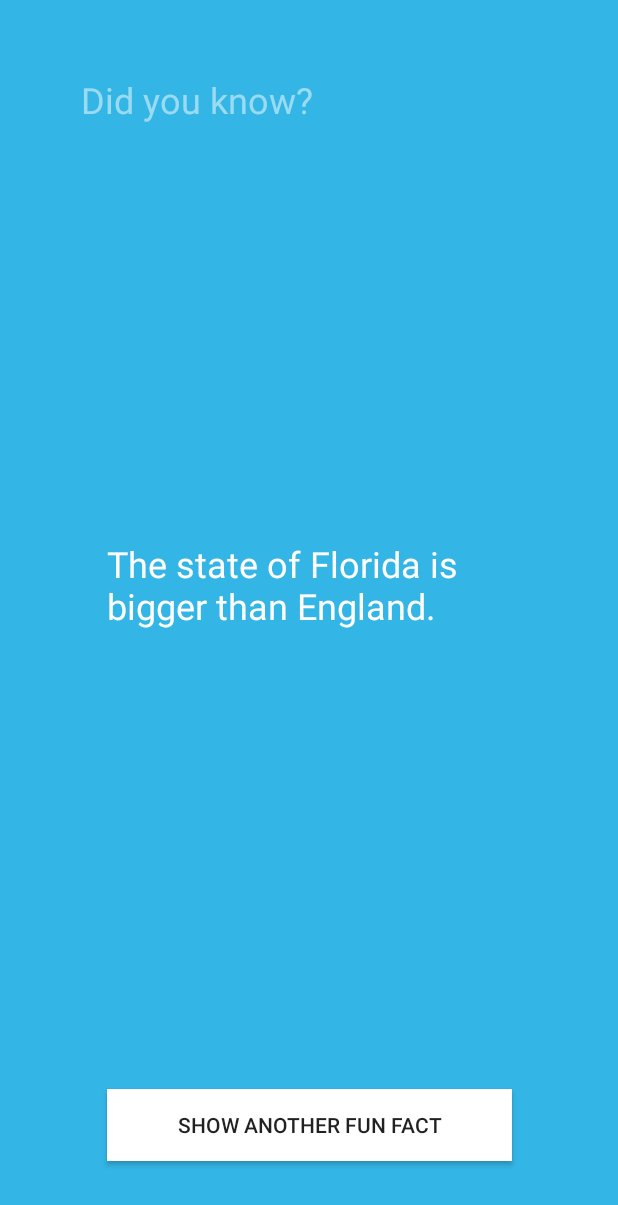
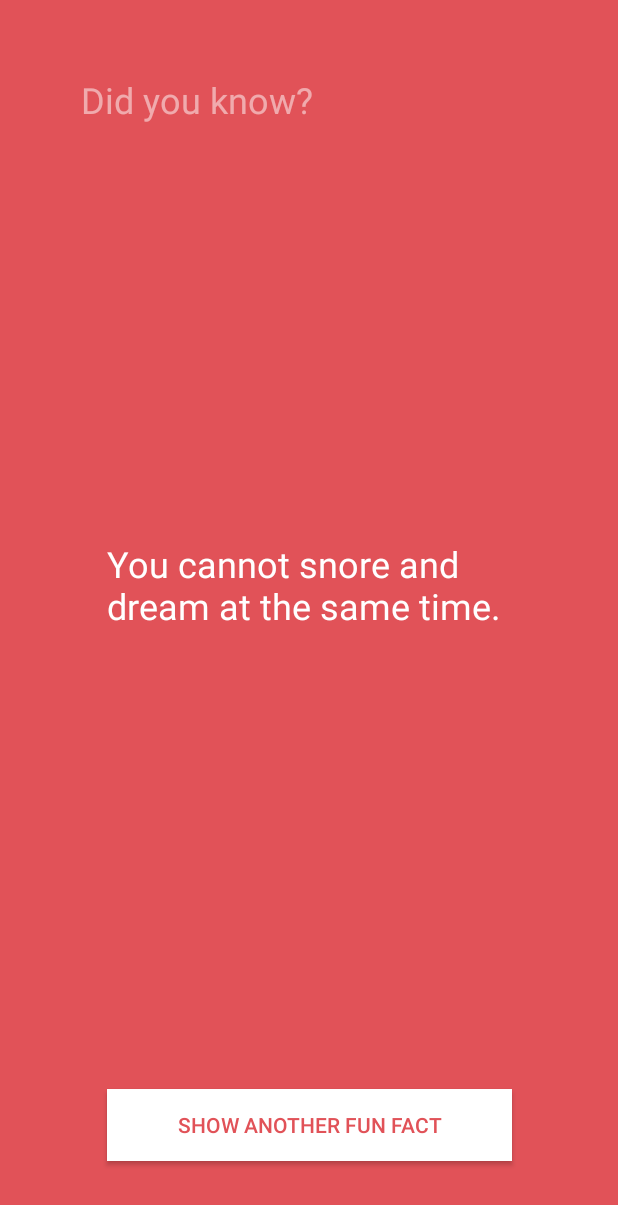
Before and after one commit to asamisellah/FunFact_Android_App, an Android app: the screen it shows after launch (FunFactsActivity), after a tap on "SHOW ANOTHER FUN FACT", on a phone screen of 412 x 824 dp. Shown: the top 1205 px of the screen. Run offline under Robolectric (Android 15) with nearby library versions, the phone set to English and light mode, and no system bars.

Commit message:
Created FactBook and ColorWheel classes

```diff
--- /dev/null
+++ b/app/src/main/java/com/example/user/funfacts/ColorWheel.java
@@ -0,0 +1,37 @@
+package com.example.user.funfacts;
+
+
+import android.graphics.Color;
+
+import java.util.Random;
+
+public class ColorWheel {
+    // Properties
+    private String[] mColors = {
+            "#39add1", // light blue
+            "#3079ab", // dark blue
+            "#c25975", // mauve
+            "#e15258", // red
+            "#f9845b", // orange
+            "#838cc7", // lavender
+            "#7d669e", // purple
+            "#53bbb4", // aqua
+            "#51b46d", // green
+            "#e0ab18", // mustard
+            "#637a91", // dark gray
+            "#f092b0", // pink
+            "#b7c0c7"  // light gray
+    };
+
+    // Methods
+    public int getColor(){
+        // Randomly select a fact
+        Random randomGenerator = new Random();
+        int randomNum = randomGenerator.nextInt(mColors.length);
+
+        String color = mColors[randomNum];
+        int colorAsInt = Color.parseColor(color);
+
+        return colorAsInt;
+    }
+}
--- /dev/null
+++ b/app/src/main/java/com/example/user/funfacts/FactBook.java
@@ -0,0 +1,30 @@
+package com.example.user.funfacts;
+
+import java.util.Random;
+
+public class FactBook {
+    // Properties
+    private String[] mFacts = {
+            "Coca-Cola would be green if coloring was not added to it.",
+            "Ostriches can run faster than horses.",
+            "Olympic gold medals are actually made mostly of silver.",
+            "You are born with 300 bones, by the time you are an adult you will have up 206.",
+            "Bubble wrap was originally designed to be used as wallpaper.",
+            "Some bamboo plants can grow almost a metre in one day.",
+            "You cannot snore and dream at the same time.",
+            "Driving the Kenyan way means fitting 19 people in a 9 passenger van.",
+            "On average, it takes 66 days to form a new habit.",
+            "Mammoths still walked on earth when the Great Pyramid was being built."};
+
+    // Methods
+    public String getFact(){
+        // Randomly select a fact
+        Random randomGenerator = new Random();
+        int randomNum = randomGenerator.nextInt(mFacts.length);
+
+        String fact = mFacts[randomNum];
+
+        return fact;
+    }
+
+}
--- a/app/src/main/java/com/example/user/funfacts/FunFactsActivity.java
+++ b/app/src/main/java/com/example/user/funfacts/FunFactsActivity.java
@@ -1,5 +1,7 @@
 package com.example.user.funfacts;
 
+import android.graphics.Color;
+import android.support.constraint.ConstraintLayout;
 import android.support.v7.app.AppCompatActivity;
 import android.os.Bundle;
 import android.view.View;
@@ -9,9 +11,13 @@ import android.widget.TextView;
 import java.util.Random;
 
 public class FunFactsActivity extends AppCompatActivity {
+    private FactBook mFactBook = new FactBook();
+    private ColorWheel mColorWheel = new ColorWheel();
+
     // Declare our view variables
     private TextView mFactTextView;
     private Button mShowFactButton;
+    private ConstraintLayout mConstraintLayout;
 
     @Override
     protected void onCreate(Bundle savedInstanceState) {
@@ -22,31 +28,20 @@ public class FunFactsActivity extends AppCompatActivity {
         // Assign the Views from the Layout File to the Corresponding Variables
         mFactTextView = findViewById(R.id.factTextView);
         mShowFactButton = findViewById(R.id.showFactButton);
+        mConstraintLayout = findViewById(R.id.constarintLayout);
 
         View.OnClickListener listener = new View.OnClickListener() {
             @Override
             public void onClick(View view) {
-                // The button was clicked, so update the fact Text View with a new fact
-                String[] facts = {
-                        "Ants stretch when they wake up in the morning.",
-                        "Ostriches can run faster than horses.",
-                        "Olympic gold medals are actually made mostly of silver.",
-                        "You are born with 300 bones, by the time you are an adult you will have up 206.",
-                        "It takes about 8 minutes for light from the sun to hit the Earth.",
-                        "Some bamboo plants can grow almost a metre in one day.",
-                        "The state of Florida is bigger than England.",
-                        "Some penguins can leap 2-3 metres out of the water.",
-                        "On average, it takes 66 days to form a new habit.",
-                        "Mammoths still walked on earth when the Great Pyramid was being built."};
+                // Changes background color each time the button is clicked
+                String fact = mFactBook.getFact();
+                int color = mColorWheel.getColor();
 
-                // Randomly select a fact
-                Random randomGenerator = new Random();
-                int randomNum = randomGenerator.nextInt(facts.length);
+                // Update the screen with our dynamic facts, bgcolor and button text color
+                mFactTextView.setText(fact);
+                mConstraintLayout.setBackgroundColor(color);
 
-                String fact = facts[randomNum];
-
-                // Update the screen with our dynamic fact
-                mFactTextView.setText(fact);
+                mShowFactButton.setTextColor(color);
             }
         };
         mShowFactButton.setOnClickListener(listener);
--- a/app/src/main/res/layout/activity_fun_facts.xml
+++ b/app/src/main/res/layout/activity_fun_facts.xml
@@ -2,6 +2,7 @@
 <android.support.constraint.ConstraintLayout xmlns:android="http://schemas.android.com/apk/res/android"
     xmlns:app="http://schemas.android.com/apk/res-auto"
     xmlns:tools="http://schemas.android.com/tools"
+    android:id="@+id/constarintLayout"
     android:layout_width="match_parent"
     android:layout_height="match_parent"
     android:background="@android:color/holo_blue_light"
@@ -35,7 +36,7 @@
         app:layout_constraintBottom_toTopOf="@+id/showFactButton"
         app:layout_constraintEnd_toEndOf="parent"
         app:layout_constraintStart_toStartOf="parent"
-        app:layout_constraintTop_toBottomOf="@+id/questionTextView"/>
+        app:layout_constraintTop_toBottomOf="@+id/questionTextView" />
 
 
     <Button
@@ -47,6 +48,7 @@
         android:layout_marginStart="50dp"
         android:background="@android:color/white"
         android:text="@string/button"
+        android:textColor="@android:color/holo_blue_light"
         app:layout_constraintBottom_toBottomOf="parent"
         app:layout_constraintEnd_toEndOf="parent"
         app:layout_constraintStart_toStartOf="parent" />
```
